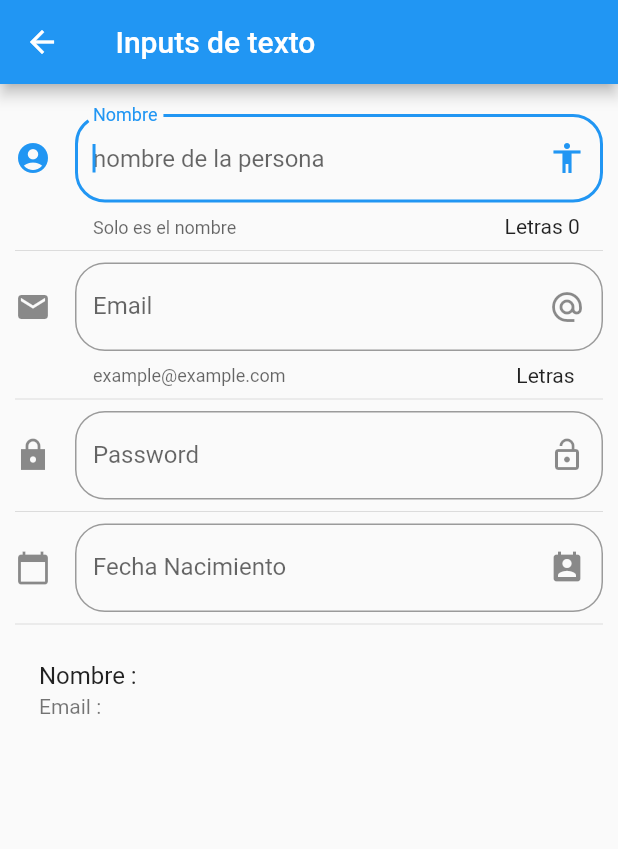
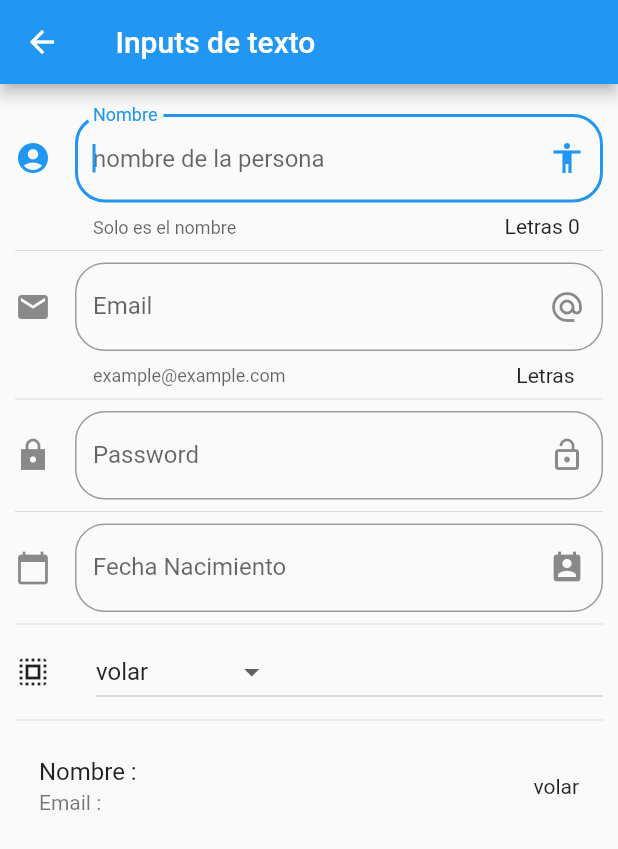
Before and after one commit to matcop/appFlutter, a Flutter app: the InputPage screen opened by its route, on a phone screen of 412 x 824 dp. Shown: the top 849 px of the screen. Run offline on Flutter 3.47's test engine with Material 2 defaults, Android fonts, the phone set to English and light mode, and no system bars.

Commit message:
83 Dropdown y DropdownMenuItem

```diff
--- a/lib/src/pages/input_page.dart
+++ b/lib/src/pages/input_page.dart
@@ -9,6 +9,9 @@ class _InputPageState extends State<InputPage> {
   String _nombre = '';
   String _email = '';
   String _fecha = '';
+  String _opcionSelecionada = 'volar';
+
+  List<String> _poderes = ['volar', 'Rayos', 'super aliento', 'super fuerza'];
 
   TextEditingController _inputFieldController = new TextEditingController();
 
@@ -28,6 +31,8 @@ class _InputPageState extends State<InputPage> {
           _crearPassword(),
           Divider(),
           _crearFecha(context),
+          Divider(),
+          _crearDropdown(context),
           Divider(),
           _crearPersona(),
         ],
@@ -104,7 +109,7 @@ class _InputPageState extends State<InputPage> {
           suffixIcon: Icon(Icons.perm_contact_calendar),
           icon: Icon(Icons.calendar_today)),
       onTap: () {
-//quitar el foco
+        //quitar el foco
         FocusScope.of(context).requestFocus(new FocusNode());
         _selectData(context);
       },
@@ -127,10 +132,43 @@ class _InputPageState extends State<InputPage> {
     }
   }
 
+  List<DropdownMenuItem<String>> getOptionesDropdown() {
+    List<DropdownMenuItem<String>> lista = new List();
+    _poderes.forEach((poder) {
+      lista.add(DropdownMenuItem(
+        child: Text(poder),
+        value: poder,
+      ));
+    });
+    return lista;
+  }
+
+  _crearDropdown(BuildContext context) {
+    return Row(
+      children: <Widget>[
+        Icon(Icons.select_all),
+        SizedBox(width: 30.0),
+        Expanded(
+          child: DropdownButton(
+            value: _opcionSelecionada,
+            items: getOptionesDropdown(),
+            onChanged: (opt) {
+              print(opt);
+              setState(() {
+                _opcionSelecionada = opt;
+              });
+            },
+          ),
+        )
+      ],
+    );
+  }
+
   Widget _crearPersona() {
     return ListTile(
       title: Text('Nombre : $_nombre'),
       subtitle: Text('Email : $_email'),
+      trailing: Text(_opcionSelecionada),
     );
   }
 }
```
